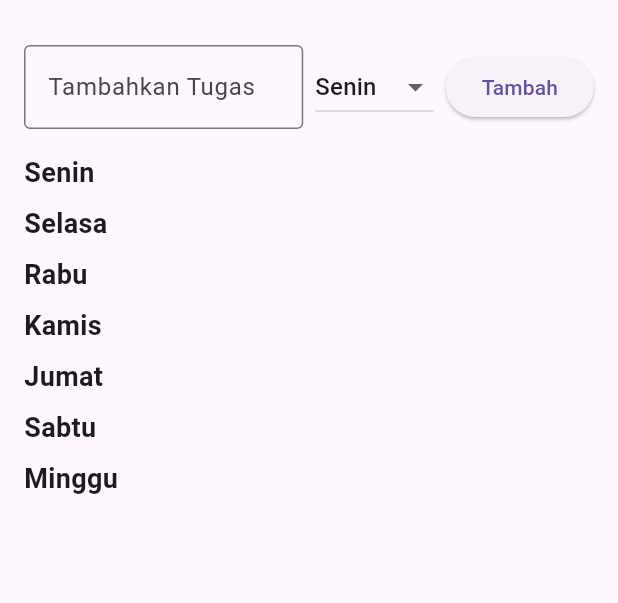
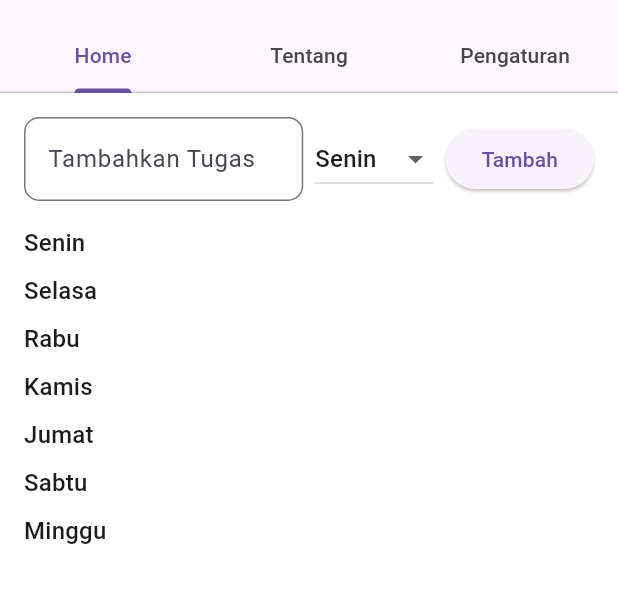
Before and after one commit to suradicomel/flutter, a Flutter app: the screen it shows after launch, on a phone screen of 412 x 824 dp, the part 63-666 px from its top. Run offline on Flutter 3.47's test engine with Material 3 defaults, Android fonts, the phone set to English and light mode, and no system bars; Roboto replaces fonts that are missing (Poppins).

```diff
--- a/to_do_list_app/lib/main.dart
+++ b/to_do_list_app/lib/main.dart
@@ -1,69 +1,111 @@
 import 'package:flutter/material.dart';
+import 'second_page.dart'; // Mengimpor halaman kedua
 
 void main() {
   runApp(const TodoListApp());
 }
 
-class TodoListApp extends StatelessWidget {
+class TodoListApp extends StatefulWidget {
   const TodoListApp({super.key});
+
+  @override
+  State<TodoListApp> createState() => _TodoListAppState();
+}
+
+class _TodoListAppState extends State<TodoListApp> {
+  ThemeMode _themeMode = ThemeMode.light;
+
+  void _toggleTheme(bool isDark) {
+    setState(() {
+      _themeMode = isDark ? ThemeMode.dark : ThemeMode.light;
+    });
+  }
 
   @override
   Widget build(BuildContext context) {
     return MaterialApp(
+      title: 'Todo List Mingguan',
       debugShowCheckedModeBanner: false,
-      title: 'Todo List Mingguan',
+      themeMode: _themeMode,
       theme: ThemeData(
         primarySwatch: Colors.teal,
+        fontFamily: 'Poppins',
+        brightness: Brightness.light,
+        scaffoldBackgroundColor: Colors.white,
+        textTheme: const TextTheme(
+          bodyLarge: TextStyle(color: Colors.black87),
         ),
-      home: const TodoHomePage(),
+      ),
+      darkTheme: ThemeData(
+        primarySwatch: Colors.teal,
+        fontFamily: 'Poppins',
+        brightness: Brightness.dark,
+        scaffoldBackgroundColor: const Color(0xFF121212),
+      ),
+      home: TodoHomePage(onThemeToggle: _toggleTheme),
     );
   }
 }
 
-class TodoHomePage extends StatefulWidget {
-  const TodoHomePage({super.key});
+class TodoHomePage extends StatelessWidget {
+  final Function(bool) onThemeToggle;
+
+  const TodoHomePage({super.key, required this.onThemeToggle});
 
   @override
-  _TodoHomePageState createState() => _TodoHomePageState();
+  Widget build(BuildContext context) {
+    return DefaultTabController(
+      length: 3,
+      child: Scaffold(
+        appBar: AppBar(
+          title: const Text('To-Do List Mingguan'),
+          bottom: const TabBar(
+            tabs: [
+              Tab(text: 'Home'),
+              Tab(text: 'Tentang'),
+              Tab(text: 'Pengaturan'),
+            ],
+          ),
+        ),
+        body: TabBarView(
+          children: [
+            TodoListPage(),
+            const AboutPage(),
+            SettingsPage(onThemeToggle: onThemeToggle),
+          ],
+        ),
+      ),
+    );
+  }
 }
 
-class _TodoHomePageState extends State<TodoHomePage> {
-  // ✅ Struktur data untuk tugas per hari dengan status (selesai atau belum)
+class TodoListPage extends StatefulWidget {
+  @override
+  State<TodoListPage> createState() => _TodoListPageState();
+}
+
+class _TodoListPageState extends State<TodoListPage> {
   final Map<String, List<Map<String, dynamic>>> _weeklyTodos = {
-    'Senin': [],
-    'Selasa': [],
-    'Rabu': [],
-    'Kamis': [],
-    'Jumat': [],
-    'Sabtu': [],
-    'Minggu': [],
+    'Senin': [], 'Selasa': [], 'Rabu': [],
+    'Kamis': [], 'Jumat': [], 'Sabtu': [], 'Minggu': [],
   };
+  final TextEditingController _controller = TextEditingController();
+  String _selectedDay = 'Senin';
 
-  final TextEditingController _controller = TextEditingController();
-  String _selectedDay = 'Senin'; // ✅ Hari default saat input tugas
-
-  // ✅ Tambah tugas ke hari tertentu
   void _addTodo() {
     final text = _controller.text;
     if (text.isNotEmpty) {
       setState(() {
-        _weeklyTodos[_selectedDay]!.add({
-          'task': text,
-          'isDone': false, // Status awal tugas adalah belum selesai
-        });
+        _weeklyTodos[_selectedDay]!.add({'task': text, 'isDone': false});
         _controller.clear();
       });
     }
   }
 
-  // ✅ Hapus tugas dari hari tertentu
   void _removeTodo(String day, int index) {
-    setState(() {
-      _weeklyTodos[day]!.removeAt(index);
-    });
+    setState(() => _weeklyTodos[day]!.removeAt(index));
   }
 
-  // ✅ Ubah status tugas (selesai/belum selesai)
   void _toggleTaskStatus(String day, int index) {
     setState(() {
       _weeklyTodos[day]![index]['isDone'] = !_weeklyTodos[day]![index]['isDone'];
@@ -72,65 +114,45 @@ class _TodoHomePageState extends State<TodoHomePage> {
 
   @override
   Widget build(BuildContext context) {
-    return Scaffold(
-      appBar: AppBar(
-        title: const Text('To-Do List Mingguan'),
-      ),
-      body: Padding(
-        padding: const EdgeInsets.all(16.0),
+    return Padding(
+      padding: const EdgeInsets.all(16),
       child: Column(
         children: [
-            // ✅ Form input tugas + dropdown hari
           Row(
             children: [
               Expanded(
                 child: TextField(
                   controller: _controller,
-                    decoration: const InputDecoration(
+                  decoration: InputDecoration(
                     labelText: 'Tambahkan Tugas',
-                      border: OutlineInputBorder(),
+                    border: OutlineInputBorder(
+                      borderRadius: BorderRadius.circular(10),
+                    ),
                   ),
                 ),
               ),
               const SizedBox(width: 8),
               DropdownButton<String>(
                 value: _selectedDay,
-                  onChanged: (value) {
-                    setState(() {
-                      _selectedDay = value!;
-                    });
-                  },
+                onChanged: (value) => setState(() => _selectedDay = value!),
                 items: _weeklyTodos.keys
-                      .map((day) => DropdownMenuItem(
-                            value: day,
-                            child: Text(day),
-                          ))
+                    .map((day) => DropdownMenuItem(value: day, child: Text(day)))
                     .toList(),
               ),
               const SizedBox(width: 8),
-                ElevatedButton(
-                  onPressed: _addTodo,
-                  child: const Text('Tambah'),
-                ),
+              ElevatedButton(onPressed: _addTodo, child: const Text('Tambah')),
             ],
           ),
           const SizedBox(height: 16),
-
-            // ✅ Tampilan daftar tugas mingguan
           Expanded(
             child: ListView(
               children: _weeklyTodos.entries.map((entry) {
                 final day = entry.key;
                 final todos = entry.value;
-
                 return Column(
                   crossAxisAlignment: CrossAxisAlignment.start,
                   children: [
-                      Text(
-                        day,
-                        style: const TextStyle(
-                            fontSize: 18, fontWeight: FontWeight.bold),
-                      ),
+                    Text(day, style: Theme.of(context).textTheme.titleMedium),
                     ...todos.asMap().entries.map((item) {
                       return Card(
                         child: ListTile(
@@ -138,14 +160,21 @@ class _TodoHomePageState extends State<TodoHomePage> {
                             value: item.value['isDone'],
                             onChanged: (_) => _toggleTaskStatus(day, item.key),
                           ),
-                            title: Text(item.value['task']),
+                          title: Text(
+                            item.value['task'],
+                            style: TextStyle(
+                              decoration: item.value['isDone']
+                                  ? TextDecoration.lineThrough
+                                  : TextDecoration.none,
+                            ),
+                          ),
                           trailing: IconButton(
                             icon: const Icon(Icons.delete),
                             onPressed: () => _removeTodo(day, item.key),
                           ),
                         ),
                       );
-                      }).toList(),
+                    }),
                     const SizedBox(height: 8),
                   ],
                 );
@@ -154,7 +183,55 @@ class _TodoHomePageState extends State<TodoHomePage> {
           ),
         ],
       ),
+    );
+  }
+}
+
+class AboutPage extends StatelessWidget {
+  const AboutPage({super.key});
+
+  @override
+  Widget build(BuildContext context) {
+    return Center(
+      child: Padding(
+        padding: const EdgeInsets.all(16),
+        child: Text(
+          'Aplikasi To-Do List Mingguan ini dibuat dengan Flutter.\n'
+          'Gunakan untuk mengatur tugas harian kamu secara lebih terstruktur.',
+          style: Theme.of(context).textTheme.bodyLarge,
+          textAlign: TextAlign.center,
+        ),
       ),
     );
   }
 }
+
+class SettingsPage extends StatefulWidget {
+  final Function(bool) onThemeToggle;
+
+  const SettingsPage({super.key, required this.onThemeToggle});
+
+  @override
+  State<SettingsPage> createState() => _SettingsPageState();
+}
+
+class _SettingsPageState extends State<SettingsPage> {
+  bool _isDark = false;
+
+  @override
+  Widget build(BuildContext context) {
+    return ListView(
+      padding: const EdgeInsets.all(16),
+      children: [
+        SwitchListTile(
+          title: const Text('Mode Gelap'),
+          value: _isDark,
+          onChanged: (value) {
+            setState(() => _isDark = value);
+            widget.onThemeToggle(_isDark);
+          },
+        ),
+      ],
+    );
+  }
+}
```
Also changed, not shown: to_do_list_app/lib/second_page.dart (+24 -0 lines). Lines whose indentation alone changed are shown as unchanged.
